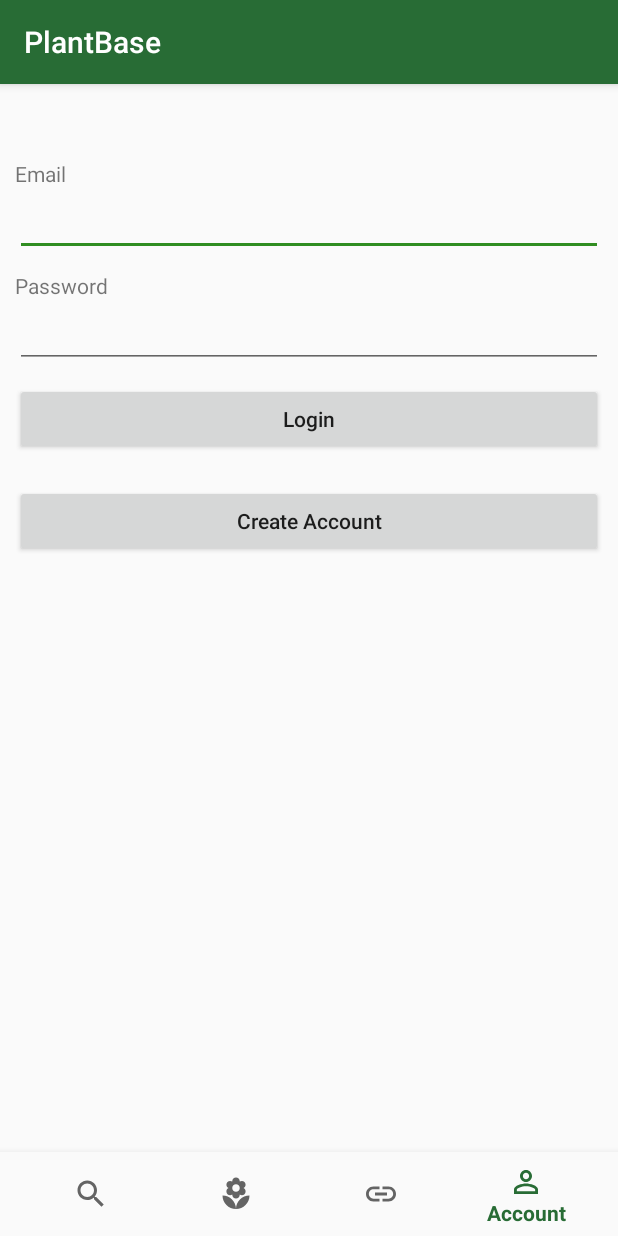
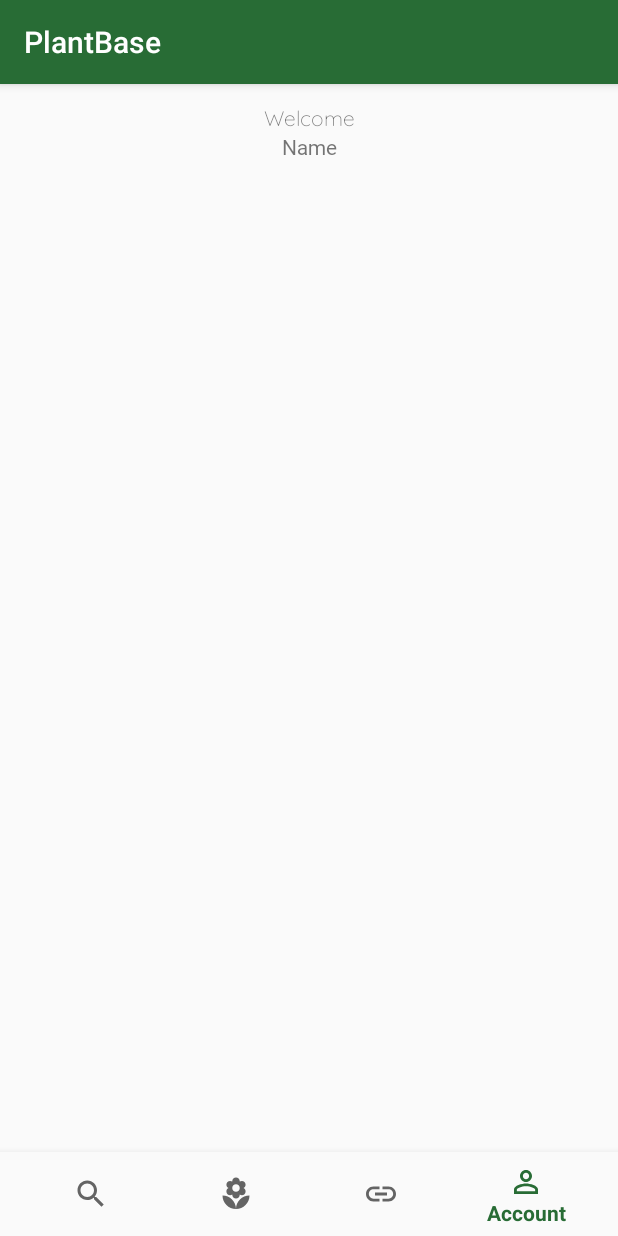
Before and after one commit to Thomas-Jansen/Programmeerproject, an Android app: the screen it shows after launch (LoginActivity before the commit, AccountActivity after it), item 4 of the bottom bar chosen, on a phone screen of 412 x 824 dp. Run offline under Robolectric (Android 15) with nearby library versions, the phone set to English and light mode, and no system bars; our stand-ins replace Firebase (no records; nobody signed in at launch, a user with empty details on screens opened directly).

Commit message:
Implemented login

```diff
--- a/PlantBase/app/src/main/java/thomas/jansen/plantbase/AccountActivity.java
+++ b/PlantBase/app/src/main/java/thomas/jansen/plantbase/AccountActivity.java
@@ -7,12 +7,16 @@ import android.support.design.widget.BottomNavigationView;
 import android.support.v7.app.AppCompatActivity;
 import android.view.MenuItem;
 
+import com.google.firebase.auth.FirebaseAuth;
+
 public class AccountActivity extends AppCompatActivity {
 
     @Override
     protected void onCreate(Bundle savedInstanceState) {
         super.onCreate(savedInstanceState);
         setContentView(R.layout.activity_account);
+
+        FirebaseAuth mAuth = FirebaseAuth.getInstance();
 
         BottomNavigationView navigation = findViewById(R.id.navigation);
         BottomNavigationViewHelper.disableShiftMode(navigation);
--- a/PlantBase/app/src/main/java/thomas/jansen/plantbase/LoginActivity.java
+++ b/PlantBase/app/src/main/java/thomas/jansen/plantbase/LoginActivity.java
@@ -33,6 +33,10 @@ public class LoginActivity extends AppCompatActivity {
         setContentView(R.layout.activity_login);
 
         mAuth = FirebaseAuth.getInstance();
+        if (mAuth != null) {
+            Intent intentAccount = new Intent(LoginActivity.this, AccountActivity.class);
+            startActivity(intentAccount);
+        }
 
         BottomNavigationView navigation = findViewById(R.id.navigation);
         BottomNavigationViewHelper.disableShiftMode(navigation);
@@ -87,7 +91,7 @@ public class LoginActivity extends AppCompatActivity {
 
             String accountEmail = String.valueOf(editTextEmail.getText());
             String accountPassword = String.valueOf(editTextEmail.getText());
-            if (accountEmail == "" || accountPassword == "") {
+            if (accountEmail.equals("")|| accountPassword.equals("")) {
                 Toast.makeText(LoginActivity.this, "Please provide email and password", LENGTH_LONG).show();
             }
             else {
@@ -116,11 +120,6 @@ public class LoginActivity extends AppCompatActivity {
         }
     }
 
-
-
-
-
-
     private class mOnNavigationItemSelectedListener
             implements BottomNavigationView.OnNavigationItemSelectedListener {
 
--- a/PlantBase/app/src/main/java/thomas/jansen/plantbase/Test.java
+++ /dev/null
@@ -1,4 +0,0 @@
-package thomas.jansen.plantbase;
-
-public class Test {
-}
--- a/PlantBase/app/src/main/res/layout/activity_account.xml
+++ b/PlantBase/app/src/main/res/layout/activity_account.xml
@@ -10,8 +10,27 @@
     <LinearLayout
         android:layout_width="match_parent"
         android:layout_height="match_parent"
+        android:layout_margin="12dp"
         android:layout_weight="1"
-        android:orientation="vertical"></LinearLayout>
+        android:orientation="vertical">
+
+        <TextView
+            android:id="@+id/textView12"
+            android:layout_width="match_parent"
+            android:layout_height="wrap_content"
+            android:fontFamily="@font/quicksand_light"
+            android:text="@string/Welcome"
+            android:textAlignment="center"
+            android:textSize="14sp" />
+
+        <TextView
+            android:id="@+id/textViewAccountName"
+            android:layout_width="match_parent"
+            android:layout_height="wrap_content"
+            android:fontFamily="@font/quicksand"
+            android:text="Name"
+            android:textAlignment="center" />
+    </LinearLayout>
 
     <LinearLayout
         android:layout_width="match_parent"
--- a/PlantBase/app/src/main/res/values/strings.xml
+++ b/PlantBase/app/src/main/res/values/strings.xml
@@ -8,4 +8,6 @@
     <string name="title_status">Status</string>
     <string name="title_watering">Watering</string>
     <string name="title_data">Data</string>
+
+    <string name="Welcome">Welcome</string>
 </resources>
```
Also changed, not shown: PlantBase/app/src/main/java/thomas/jansen/plantbase/LinkingActivity.java (+8 -0 lines), PlantBase/app/src/main/java/thomas/jansen/plantbase/MyPLantActivity.java (+8 -0 lines), PlantBase/app/src/main/res/drawable/cabbage_picture.png.
